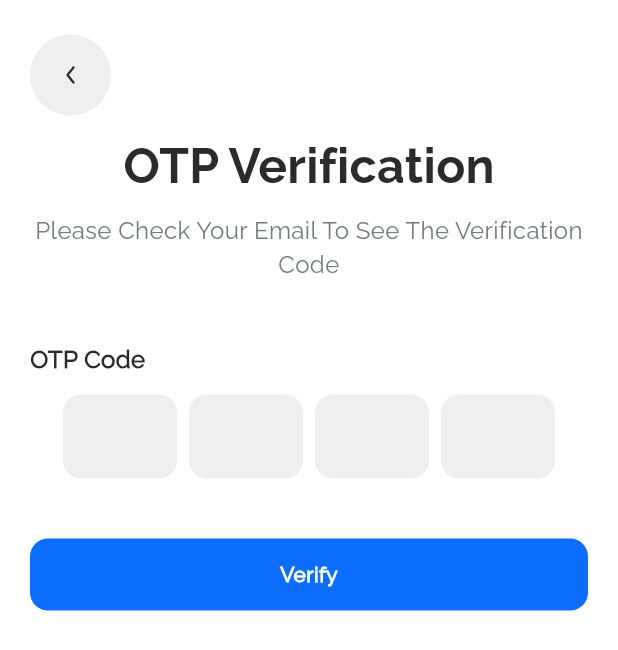
After one commit to huy2992002/flutter_training_huy_nguyen, a Flutter app: the VerificationPage screen opened directly, on a phone screen of 412 x 824 dp. The commit adds this screen. Shown: the top 650 px of the screen. Run offline on Flutter 3.47's test engine with Material 3 defaults, Android fonts, the phone set to English and light mode, and no system bars; drawn by our look-alikes of pinput; our stand-ins replace device_preview, flutter_svg.

Commit message:
implement create UI VerificationPage

```diff
--- a/nike_sneaker_store/lib/pages/auth/forgot_password_page.dart
+++ b/nike_sneaker_store/lib/pages/auth/forgot_password_page.dart
@@ -5,6 +5,7 @@ import 'package:nike_sneaker_store/components/button/ns_icon_button.dart';
 import 'package:nike_sneaker_store/components/text_form_field/ns_text_form_field.dart';
 import 'package:nike_sneaker_store/gen/assets.gen.dart';
 import 'package:nike_sneaker_store/l10n/app_localizations.dart';
+import 'package:nike_sneaker_store/pages/auth/verification_page.dart';
 import 'package:nike_sneaker_store/pages/auth/widgets/title_auth.dart';
 import 'package:nike_sneaker_store/pages/auth/widgets/title_label.dart';
 
@@ -49,7 +50,12 @@ class _ForgotPasswordPageState extends State<ForgotPasswordPage> {
             ),
             const SizedBox(height: 40),
             NSElevatedButton.text(
-              onPressed: () {},
+              onPressed: () => Navigator.push(
+                context,
+                MaterialPageRoute(
+                  builder: (context) => const VerificationPage(),
+                ),
+              ),
               text: AppLocalizations.of(context).resetPassword,
             ),
           ],
--- /dev/null
+++ b/nike_sneaker_store/lib/pages/auth/verification_page.dart
@@ -0,0 +1,54 @@
+import 'package:flutter/material.dart';
+import 'package:flutter_svg/svg.dart';
+import 'package:nike_sneaker_store/components/button/ns_elevated_button.dart';
+import 'package:nike_sneaker_store/components/button/ns_icon_button.dart';
+import 'package:nike_sneaker_store/components/otp/ns_otp_code.dart';
+import 'package:nike_sneaker_store/gen/assets.gen.dart';
+import 'package:nike_sneaker_store/l10n/app_localizations.dart';
+import 'package:nike_sneaker_store/pages/auth/widgets/title_auth.dart';
+import 'package:nike_sneaker_store/pages/auth/widgets/title_label.dart';
+
+class VerificationPage extends StatefulWidget {
+  const VerificationPage({super.key});
+
+  @override
+  State<VerificationPage> createState() => _VerificationPageState();
+}
+
+class _VerificationPageState extends State<VerificationPage> {
+  @override
+  Widget build(BuildContext context) {
+    return Scaffold(
+      body: ListView(
+        padding: const EdgeInsets.symmetric(horizontal: 20).copyWith(
+          top: MediaQuery.paddingOf(context).top + 23,
+        ),
+        children: [
+          Align(
+            alignment: Alignment.centerLeft,
+            child: NsIconButton(
+              onPressed: () => Navigator.pop(context),
+              icon: SvgPicture.asset(
+                Assets.icons.icArrow,
+                color: Theme.of(context).colorScheme.onSecondaryContainer,
+              ),
+            ),
+          ),
+          const SizedBox(height: 11),
+          TitleAuth(
+            title: AppLocalizations.of(context).otpVerification,
+            subTitle: AppLocalizations.of(context).pleaseCheckYourEmail,
+          ),
+          const SizedBox(height: 40),
+          TitleLabel(text: AppLocalizations.of(context).otpCode),
+          const NSOtpCode(),
+          const SizedBox(height: 40),
+          NSElevatedButton.text(
+            onPressed: () {},
+            text: AppLocalizations.of(context).verify,
+          ),
+        ],
+      ),
+    );
+  }
+}
```
